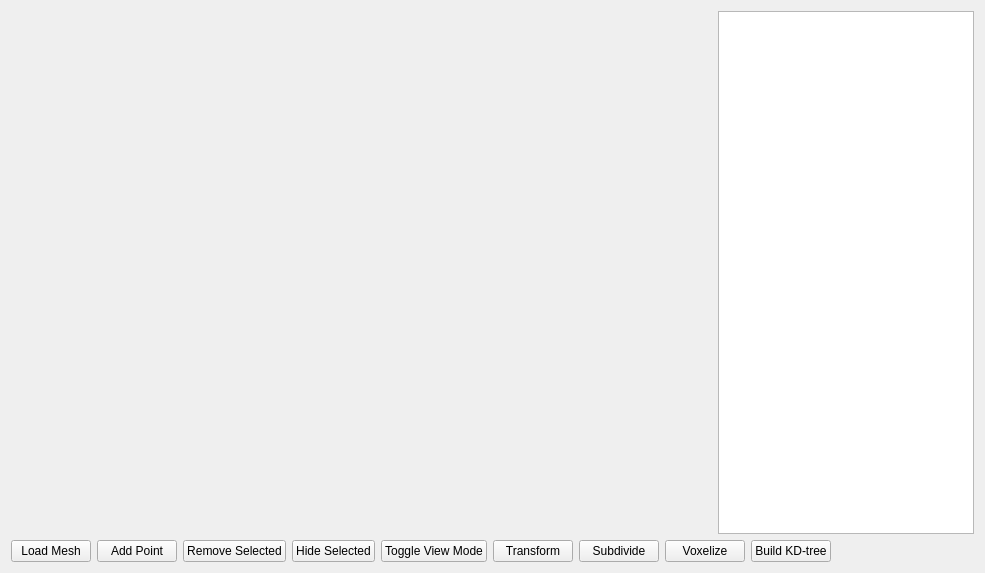
Qt form Source/PL3DS.Gui/src/MainWidget.ui (osipyonok/PointLocationIn3DSubdivision) before a commit.
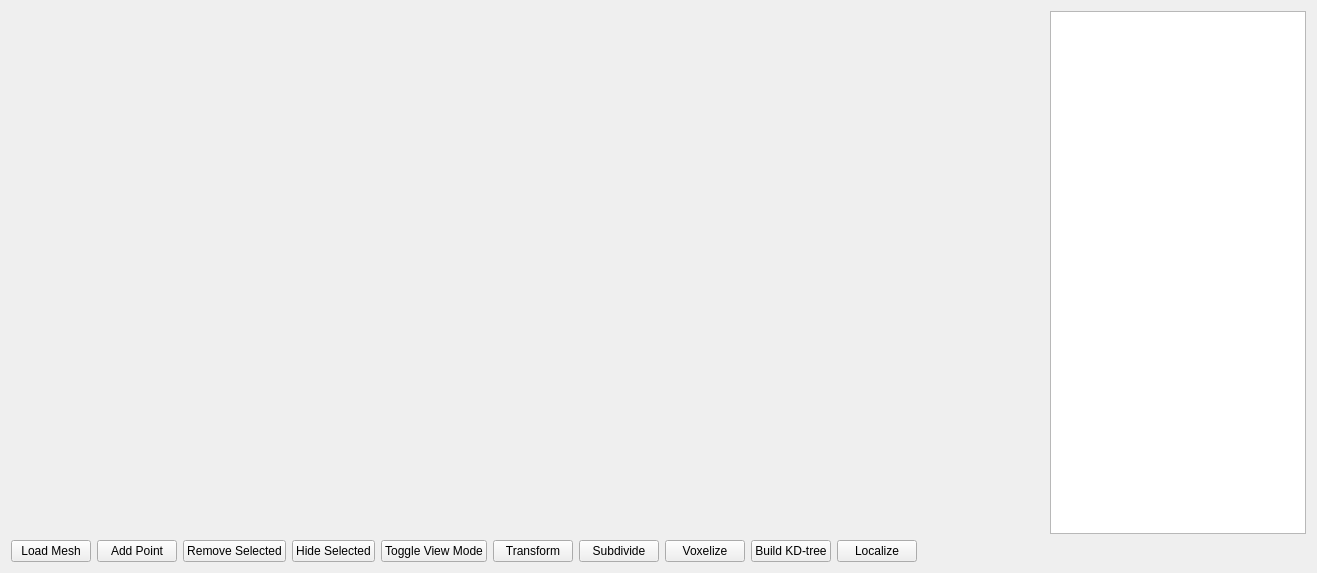
The same form after that commit.

Patch:
```diff
--- a/Source/PL3DS.Gui/src/MainWidget.ui
+++ b/Source/PL3DS.Gui/src/MainWidget.ui
@@ -6,7 +6,7 @@
    <rect>
     <x>0</x>
     <y>0</y>
-    <width>985</width>
+    <width>1317</width>
     <height>573</height>
    </rect>
   </property>
@@ -112,6 +112,13 @@
          </property>
         </widget>
        </item>
+       <item>
+        <widget class="QPushButton" name="mp_btn_localize">
+         <property name="text">
+          <string>Localize</string>
+         </property>
+        </widget>
+       </item>
        <item>
         <spacer name="horizontalSpacer">
          <property name="orientation">
```
